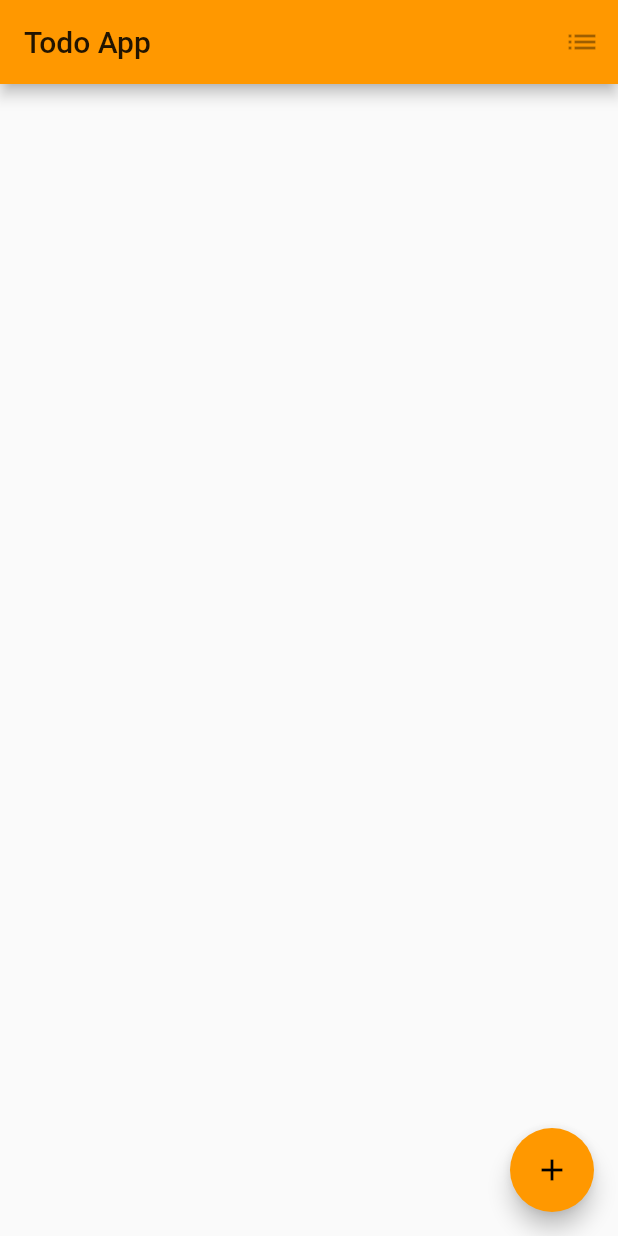
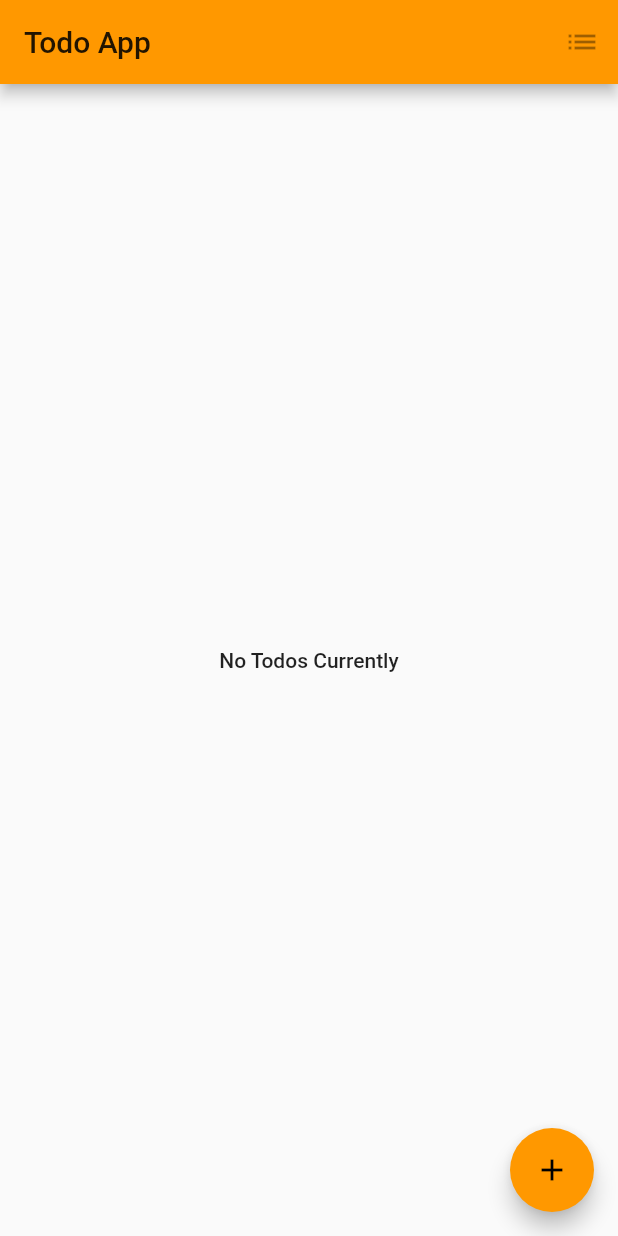
Before and after one commit to BenjaminHinchliff/todo-fluttery, a Flutter app: the screen it shows after launch, on a phone screen of 412 x 824 dp. Run offline on Flutter 3.47's test engine with Material 2 defaults, Android fonts, the phone set to English and light mode, and no system bars.

Commit message:
conditional rendering for todos

```diff
--- a/lib/main.dart
+++ b/lib/main.dart
@@ -107,9 +107,19 @@ class _HomePageState extends State<HomePage> {
         title: Text(widget.title),
         actions: [IconButton(icon: const Icon(Icons.list), onPressed: null)],
       ),
-      body: ListView(
-        children: _todos,
-      ),
+      body: (() {
+        if (_todos.isEmpty) {
+          return Center(
+              child: Text(
+            "No Todos Currently",
+            style: Theme.of(context).textTheme.bodyText1,
+          ));
+        } else {
+          return ListView(
+            children: _todos,
+          );
+        }
+      })(),
       floatingActionButton: FloatingActionButton(
         onPressed: () {
           return Navigator.push(context, MaterialPageRoute(builder: (context) {
```
